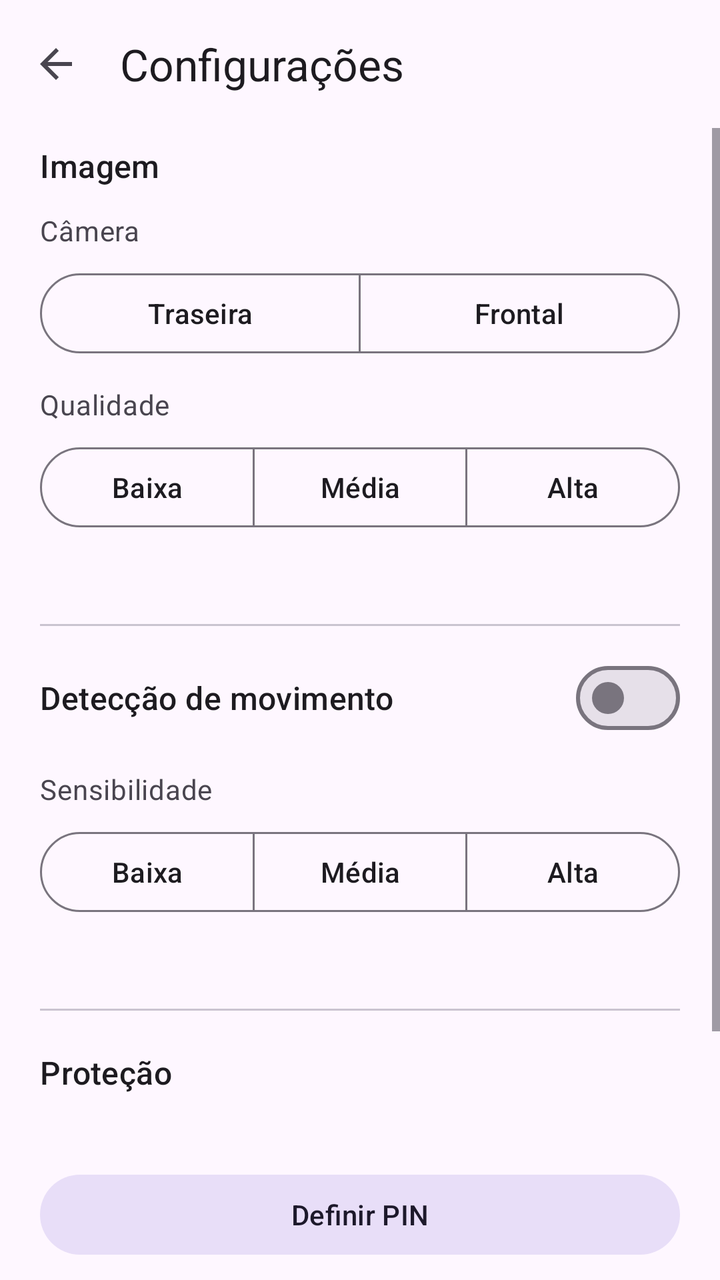
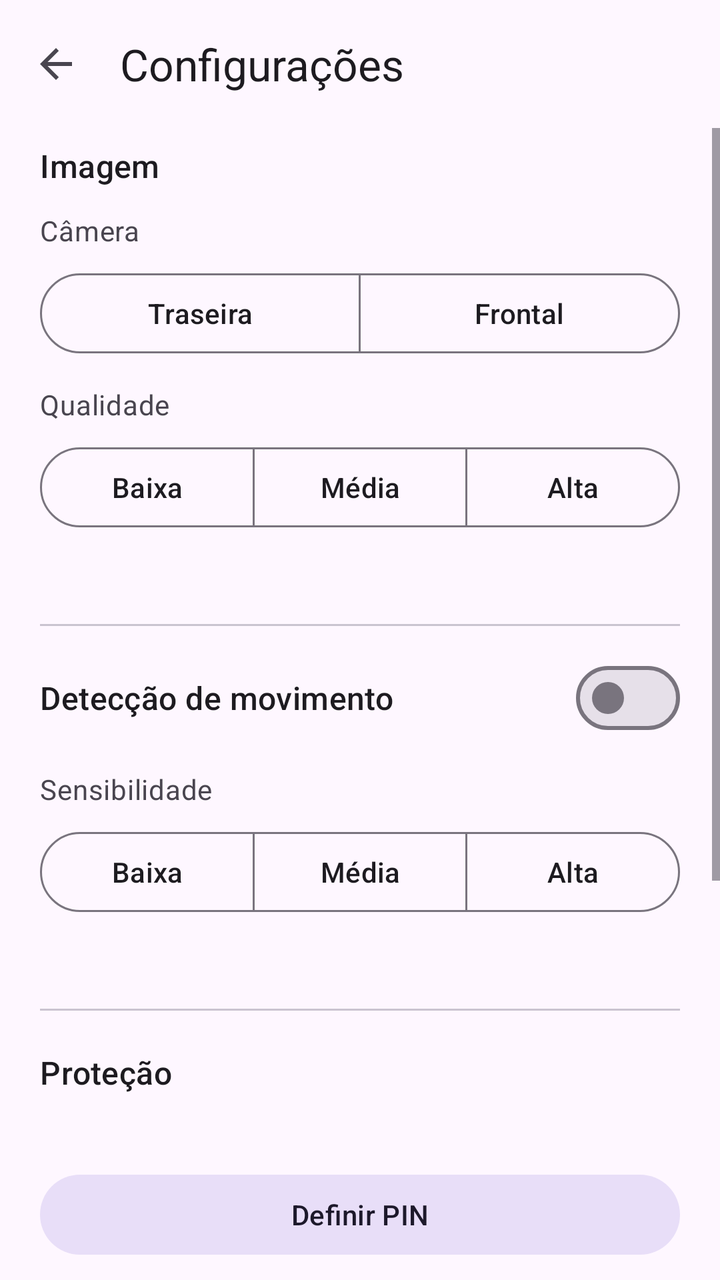

Two renders of the same Android screen: before a commit and after it. Below are the layout's source before the change and the commit's diff.
<!-- AndroidManifest.xml: application theme Theme.CameraMonitor -->
<!-- res/layout/activity_settings.xml -->
<?xml version="1.0" encoding="utf-8"?>
<LinearLayout xmlns:android="http://schemas.android.com/apk/res/android"
    xmlns:app="http://schemas.android.com/apk/res-auto"
    android:layout_width="match_parent"
    android:layout_height="match_parent"
    android:orientation="vertical">

    <com.google.android.material.appbar.MaterialToolbar
        android:id="@+id/toolbar"
        android:layout_width="match_parent"
        android:layout_height="?attr/actionBarSize"
        app:navigationContentDescription="@string/settings_back"
        app:navigationIcon="?attr/homeAsUpIndicator"
        app:title="@string/settings_title" />

    <ScrollView
        android:layout_width="match_parent"
        android:layout_height="match_parent"
        android:fillViewport="true">

        <LinearLayout
            android:layout_width="match_parent"
            android:layout_height="wrap_content"
            android:orientation="vertical"
            android:paddingStart="20dp"
            android:paddingEnd="20dp"
            android:paddingBottom="20dp">

            
            <TextView
                style="@style/SettingsSection"
                android:layout_marginTop="8dp"
                android:text="@string/image_title" />

            <TextView
                style="@style/SettingsLabel"
                android:text="@string/image_lens_label" />

            <com.google.android.material.button.MaterialButtonToggleGroup
                android:id="@+id/lensGroup"
                android:layout_width="match_parent"
                android:layout_height="wrap_content"
                android:layout_marginTop="8dp"
                app:selectionRequired="true"
                app:singleSelection="true">

                <com.google.android.material.button.MaterialButton
                    android:id="@+id/lensBack"
                    style="?attr/materialButtonOutlinedStyle"
                    android:layout_width="0dp"
                    android:layout_height="wrap_content"
                    android:layout_weight="1"
                    android:text="@string/lens_back" />

                <com.google.android.material.button.MaterialButton
                    android:id="@+id/lensFront"
                    style="?attr/materialButtonOutlinedStyle"
                    android:layout_width="0dp"
                    android:layout_height="wrap_content"
                    android:layout_weight="1"
                    android:text="@string/lens_front" />

            </com.google.android.material.button.MaterialButtonToggleGroup>

            <TextView
                style="@style/SettingsLabel"
                android:text="@string/image_quality_label" />

            <com.google.android.material.button.MaterialButtonToggleGroup
                android:id="@+id/qualityGroup"
                android:layout_width="match_parent"
                android:layout_height="wrap_content"
                android:layout_marginTop="8dp"
                app:selectionRequired="true"
                app:singleSelection="true">

                <com.google.android.material.button.MaterialButton
                    android:id="@+id/qualityLow"
                    style="?attr/materialButtonOutlinedStyle"
                    android:layout_width="0dp"
                    android:layout_height="wrap_content"
                    android:layout_weight="1"
                    android:text="@string/quality_low" />

                <com.google.android.material.button.MaterialButton
                    android:id="@+id/qualityMedium"
                    style="?attr/materialButtonOutlinedStyle"
                    android:layout_width="0dp"
                    android:layout_height="wrap_content"
                    android:layout_weight="1"
                    android:text="@string/quality_medium" />

                <com.google.android.material.button.MaterialButton
                    android:id="@+id/qualityHigh"
                    style="?attr/materialButtonOutlinedStyle"
                    android:layout_width="0dp"
                    android:layout_height="wrap_content"
                    android:layout_weight="1"
                    android:text="@string/quality_high" />

            </com.google.android.material.button.MaterialButtonToggleGroup>

            <TextView
                android:id="@+id/qualityHint"
                style="@style/SettingsHint" />

            <com.google.android.material.divider.MaterialDivider
                android:layout_width="match_parent"
                android:layout_height="wrap_content"
                android:layout_marginTop="20dp" />

            
            <com.google.android.material.materialswitch.MaterialSwitch
                android:id="@+id/motionSwitch"
                android:layout_width="match_parent"
                android:layout_height="wrap_content"
                android:layout_marginTop="12dp"
                android:text="@string/motion_title"
                android:textAppearance="?attr/textAppearanceTitleMedium" />

            <TextView
                android:id="@+id/sensitivityLabel"
                style="@style/SettingsLabel"
                android:text="@string/motion_sensitivity_label" />

            <com.google.android.material.button.MaterialButtonToggleGroup
                android:id="@+id/sensitivityGroup"
                android:layout_width="match_parent"
                android:layout_height="wrap_content"
                android:layout_marginTop="8dp"
                app:selectionRequired="true"
                app:singleSelection="true">

                <com.google.android.material.button.MaterialButton
                    android:id="@+id/sensitivityLow"
                    style="?attr/materialButtonOutlinedStyle"
                    android:layout_width="0dp"
                    android:layout_height="wrap_content"
                    android:layout_weight="1"
                    android:text="@string/quality_low" />

                <com.google.android.material.button.MaterialButton
                    android:id="@+id/sensitivityMedium"
                    style="?attr/materialButtonOutlinedStyle"
                    android:layout_width="0dp"
                    android:layout_height="wrap_content"
                    android:layout_weight="1"
                    android:text="@string/quality_medium" />

                <com.google.android.material.button.MaterialButton
                    android:id="@+id/sensitivityHigh"
                    style="?attr/materialButtonOutlinedStyle"
                    android:layout_width="0dp"
                    android:layout_height="wrap_content"
                    android:layout_weight="1"
                    android:text="@string/quality_high" />

            </com.google.android.material.button.MaterialButtonToggleGroup>

            <TextView
                android:id="@+id/motionHint"
                style="@style/SettingsHint" />

            <com.google.android.material.divider.MaterialDivider
                android:layout_width="match_parent"
                android:layout_height="wrap_content"
                android:layout_marginTop="20dp" />

            
            <TextView
                style="@style/SettingsSection"
                android:text="@string/protection_title" />

            <TextView
                android:id="@+id/protectionStatus"
                style="@style/SettingsHint" />

            <LinearLayout
                android:layout_width="match_parent"
                android:layout_height="wrap_content"
                android:layout_marginTop="12dp"
                android:orientation="horizontal">

                <com.google.android.material.button.MaterialButton
                    android:id="@+id/pinSetButton"
                    style="@style/Widget.Material3.Button.TonalButton"
                    android:layout_width="0dp"
                    android:layout_height="wrap_content"
                    android:layout_weight="1"
                    android:text="@string/pin_set" />

                <com.google.android.material.button.MaterialButton
                    android:id="@+id/pinRemoveButton"
                    style="?attr/materialButtonOutlinedStyle"
                    android:layout_width="0dp"
                    android:layout_height="wrap_content"
                    android:layout_marginStart="8dp"
                    android:layout_weight="1"
                    android:text="@string/pin_remove"
                    android:visibility="gone" />

            </LinearLayout>

            <com.google.android.material.divider.MaterialDivider
                android:layout_width="match_parent"
                android:layout_height="wrap_content"
                android:layout_marginTop="20dp" />

            
            <TextView
                style="@style/SettingsSection"
                android:text="@string/account_title" />

            <TextView
                android:id="@+id/accountText"
                style="@style/SettingsHint" />

            <com.google.android.material.button.MaterialButton
                android:id="@+id/signOutButton"
                style="?attr/materialButtonOutlinedStyle"
                android:layout_width="match_parent"
                android:layout_height="wrap_content"
                android:layout_marginTop="12dp"
                android:text="@string/sign_out" />

            <TextView
                android:id="@+id/signOutHint"
                style="@style/SettingsHint"
                android:text="@string/sign_out_running_hint"
                android:visibility="gone" />

        </LinearLayout>

    </ScrollView>

</LinearLayout>
<!-- resources referenced by this layout -->
<resources>
  <string name="account_title">Conta</string>
  <string name="image_lens_label">Câmera</string>
  <string name="image_quality_label">Qualidade</string>
  <string name="image_title">Imagem</string>
  <string name="lens_back">Traseira</string>
  <string name="lens_front">Frontal</string>
  <string name="motion_sensitivity_label">Sensibilidade</string>
  <string name="motion_title">Detecção de movimento</string>
  <string name="pin_remove">Remover PIN</string>
  <string name="pin_set">Definir PIN</string>
  <string name="protection_title">Proteção</string>
  <string name="quality_high">Alta</string>
  <string name="quality_low">Baixa</string>
  <string name="quality_medium">Média</string>
  <string name="settings_back">Voltar</string>
  <string name="settings_title">Configurações</string>
  <string name="sign_out">Sair da conta neste aparelho</string>
  <string name="sign_out_running_hint">Pare a câmera para sair da conta.</string>
  <style name="SettingsHint">
          <item name="android:layout_width">match_parent</item>
          <item name="android:layout_height">wrap_content</item>
          <item name="android:layout_marginTop">8dp</item>
          <item name="android:textAppearance">?attr/textAppearanceBodySmall</item>
          <item name="android:textColor">?attr/colorOnSurfaceVariant</item>
      </style>
  <style name="SettingsLabel">
          <item name="android:layout_width">match_parent</item>
          <item name="android:layout_height">wrap_content</item>
          <item name="android:layout_marginTop">12dp</item>
          <item name="android:textAppearance">?attr/textAppearanceBodyMedium</item>
          <item name="android:textColor">?attr/colorOnSurfaceVariant</item>
      </style>
  <style name="SettingsSection">
          <item name="android:layout_width">match_parent</item>
          <item name="android:layout_height">wrap_content</item>
          <item name="android:layout_marginTop">20dp</item>
          <item name="android:textAppearance">?attr/textAppearanceTitleMedium</item>
      </style>
  <style name="Theme.CameraMonitor" parent="Theme.Material3.DayNight.NoActionBar" />
</resources>

<!-- the commit's change to res/layout/activity_settings.xml (unified diff, before → after) -->
@@ -209,6 +209,28 @@
             
             <TextView
                 style="@style/SettingsSection"
+                android:text="@string/server_title" />
+
+            <TextView
+                android:id="@+id/serverText"
+                style="@style/SettingsHint" />
+
+            <com.google.android.material.button.MaterialButton
+                android:id="@+id/serverButton"
+                style="?attr/materialButtonOutlinedStyle"
+                android:layout_width="match_parent"
+                android:layout_height="wrap_content"
+                android:layout_marginTop="12dp"
+                android:text="@string/server_change" />
+
+            <com.google.android.material.divider.MaterialDivider
+                android:layout_width="match_parent"
+                android:layout_height="wrap_content"
+                android:layout_marginTop="20dp" />
+
+            
+            <TextView
+                style="@style/SettingsSection"
                 android:text="@string/account_title" />
 
             <TextView
<!-- resource entries referenced after the edit -->
@@ -14,6 +14,8 @@
   <string name="quality_high">Alta</string>
   <string name="quality_low">Baixa</string>
   <string name="quality_medium">Média</string>
+  <string name="server_change">Alterar servidor</string>
+  <string name="server_title">Servidor</string>
   <string name="settings_back">Voltar</string>
   <string name="settings_title">Configurações</string>
   <string name="sign_out">Sair da conta neste aparelho</string>
